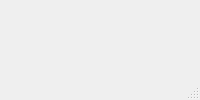
Before: the Qt Designer form venPrincipal.ui in EvanSilva/ProyectoDI-2, drawn with Qt 5.
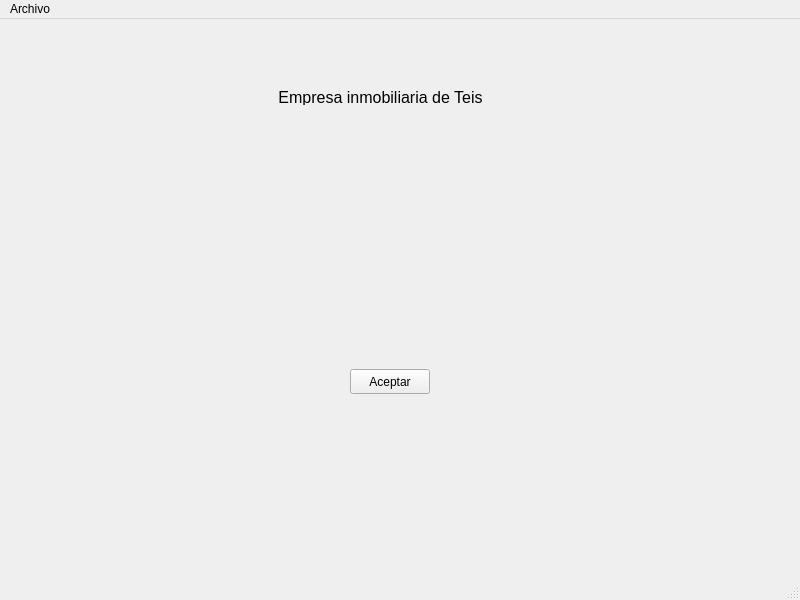
After: the same form once the commit is applied.

Patch:
```diff
--- a/venPrincipal.ui
+++ b/venPrincipal.ui
@@ -2,6 +2,14 @@
 <ui version="4.0">
  <class>venPrincipal</class>
  <widget class="QMainWindow" name="venPrincipal">
+  <property name="geometry">
+   <rect>
+    <x>0</x>
+    <y>0</y>
+    <width>800</width>
+    <height>600</height>
+   </rect>
+  </property>
   <property name="windowTitle">
    <string>Inmoteis</string>
   </property>
@@ -9,12 +17,24 @@
    <widget class="QPushButton" name="btnAceptar">
     <property name="geometry">
      <rect>
-      <x>340</x>
-      <y>400</y>
-      <width>75</width>
-      <height>23</height>
+      <x>350</x>
+      <y>350</y>
+      <width>80</width>
+      <height>25</height>
      </rect>
     </property>
+    <property name="minimumSize">
+     <size>
+      <width>80</width>
+      <height>25</height>
+     </size>
+    </property>
+    <property name="maximumSize">
+     <size>
+      <width>80</width>
+      <height>25</height>
+     </size>
+    </property>
     <property name="text">
      <string>Aceptar</string>
     </property>
@@ -50,6 +70,13 @@
      <height>21</height>
     </rect>
    </property>
+   <widget class="QMenu" name="menuArchivo">
+    <property name="title">
+     <string>Archivo</string>
+    </property>
+    <addaction name="actionSalir"/>
+   </widget>
+   <addaction name="menuArchivo"/>
   </widget>
   <widget class="QStatusBar" name="statusbar"/>
  </widget>
```
Left out of the diff: 5 changed lines with no effect on the pictures.
